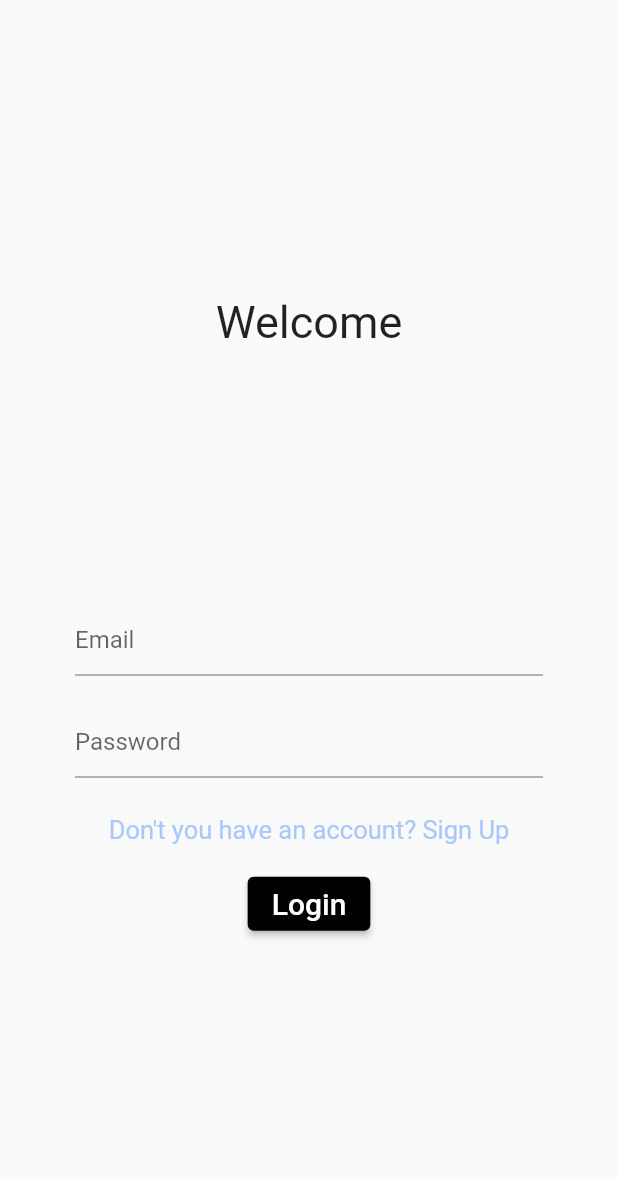
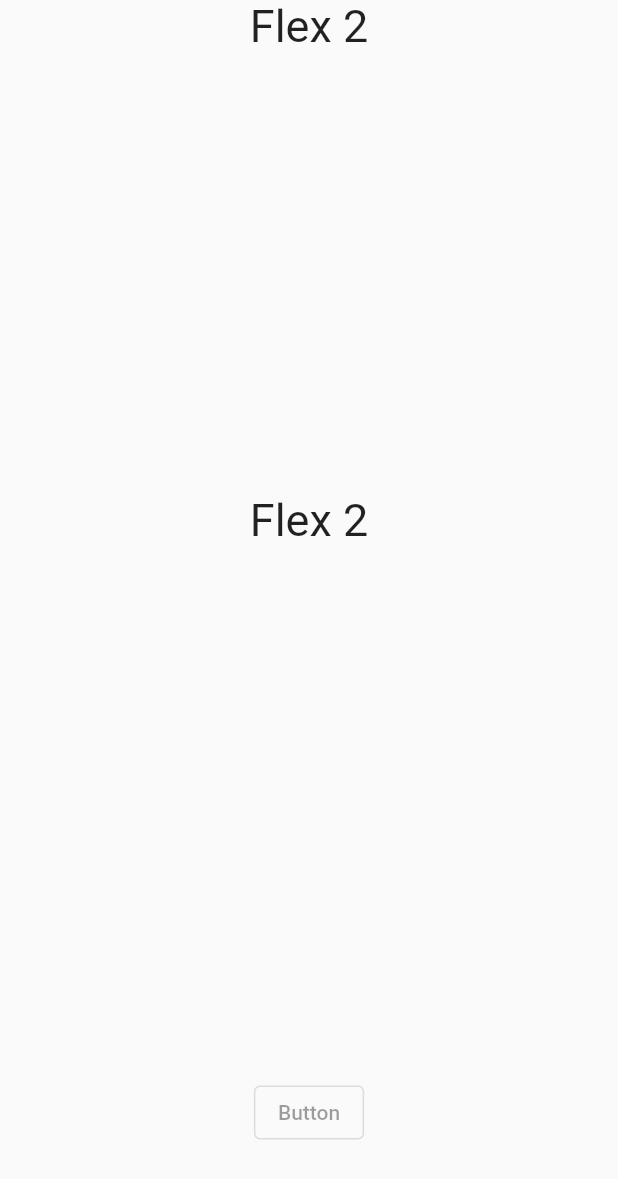
Before and after one commit to 203411/moviles1, a Flutter app: the screen it shows after launch, on a phone screen of 412 x 824 dp. Shown: the top 1179 px of the screen. Run offline on Flutter 3.47's test engine with Material 2 defaults, Android fonts, the phone set to English and light mode, and no system bars; our stand-ins replace sqflite; accounts and stored records are empty; Roboto replaces fonts that are missing (Lobster).

Commit message:
Clase: BodyBoarging y OnBoarding

```diff
--- a/lib/main.dart
+++ b/lib/main.dart
@@ -1,4 +1,5 @@
-import 'package:actividad1/pages/login.dart';
+// import 'package:actividad1/pages/login.dart';
+import 'package:actividad1/screens/body_boarding.dart';
 import 'package:flutter/material.dart';
 
 void main() {
@@ -16,9 +17,7 @@ class MyApp extends StatelessWidget {
       theme: ThemeData(
         primarySwatch: Colors.blue,
       ),
-      home: const Login(),
+      home: const BodyBoarding(),
     );
   }
 }
-
-//C:\Users\solop\Documents\8vo Cuatrimestre\Programacion para moviles\Corte1\actividad1\lib\main.dart
--- a/lib/pages/register.dart
+++ b/lib/pages/register.dart
@@ -20,7 +20,25 @@ class Register extends StatelessWidget {
                 constraints: BoxConstraints(
                 minHeight: viewportConstraints.maxHeight,
               ),
-              child: Column(
+              child: RegisterList(),
+              )
+            );
+            }
+          ),
+        ),
+      ),
+    );
+  }
+}
+
+class RegisterList extends StatelessWidget {
+  const RegisterList({
+    Key? key,
+  }) : super(key: key);
+
+  @override
+  Widget build(BuildContext context) {
+    return Column(
         children: [
           const Padding(
             padding: EdgeInsets.only(bottom: 20),
@@ -172,13 +190,6 @@ class Register extends StatelessWidget {
 
         ),
         ],
-                ),
-              )
-            );
-            }
-          ),
-        ),
-      ),
       );
   }
 }
--- /dev/null
+++ b/lib/screens/body_boarding.dart
@@ -0,0 +1,37 @@
+
+import 'package:flutter/material.dart';
+
+import 'components/on_boarding.dart';
+// import 'package:flutter/src/widgets/container.dart';
+// import 'package:flutter/src/widgets/framework.dart';
+
+class BodyBoarding extends StatefulWidget {
+  const BodyBoarding({super.key});
+
+  @override
+  State<BodyBoarding> createState() => _BodyBoardingState();
+}
+
+class _BodyBoardingState extends State<BodyBoarding>
+    with SingleTickerProviderStateMixin {
+  late AnimationController _controller;
+
+  @override
+  void initState() {
+    super.initState();
+    _controller = AnimationController(vsync: this);
+  }
+
+  @override
+  void dispose() {
+    _controller.dispose();
+    super.dispose();
+  }
+
+  @override
+  Widget build(BuildContext context) {
+    return const Scaffold(
+      body: OnBoarding(),
+    );
+  }
+}
--- /dev/null
+++ b/lib/screens/components/on_boarding.dart
@@ -0,0 +1,62 @@
+import 'package:flutter/material.dart';
+
+
+class OnBoarding extends StatefulWidget {
+  const OnBoarding({super.key});
+
+  @override
+  State<OnBoarding> createState() => _OnBoardingState();
+}
+
+class _OnBoardingState extends State<OnBoarding> {
+  int currentePage = 0;
+  List<Map<String, String>> listBoarding = [
+    {
+      "text": "Welcome to Tokoto, Let's shop!",
+      "image": "assets/images/onboarding_1.png"
+    },
+    {
+      "text": "We help people connect with store \ around United State of America",
+      "image": "assets/images/onboarding_2.png"
+    },
+    {
+      "text": "We show the easy way to shop. \ Just stay at home with us",
+      "image": "assets/images/onboarding_3.png"
+    },
+  ];
+
+  @override
+  Widget build(BuildContext context) {
+    return SafeArea(
+      child: Column(children: const [
+        Expanded(
+          flex: 2,
+          child: Text(
+            "Flex 2",
+            style: TextStyle(
+              fontSize: 30.0,
+            ),
+          ),
+        ),
+        Expanded(
+          flex: 2,
+          child: Text(
+            "Flex 2",
+            style: TextStyle(
+              fontSize: 30.0,
+            ),
+          ),
+        ),
+        Expanded(
+          flex: 1,
+          child: Center(
+            child: OutlinedButton(
+              onPressed: null,
+              child: Text('Button'),
+            ),
+          ),
+        ),
+      ]),
+    );
+  }
+}
--- a/pubspec.yaml
+++ b/pubspec.yaml
@@ -36,6 +36,7 @@ dependencies:
   # The following adds the Cupertino Icons font to your application.
   # Use with the CupertinoIcons class for iOS style icons.
   cupertino_icons: ^1.0.2
+  sqflite: ^2.2.3
 
 dev_dependencies:
   flutter_test:
```
Also changed, not shown: lib/pages/login.dart (+12 -8 lines), pubspec.lock, 1 other file. Lines whose indentation alone changed are shown as unchanged.
